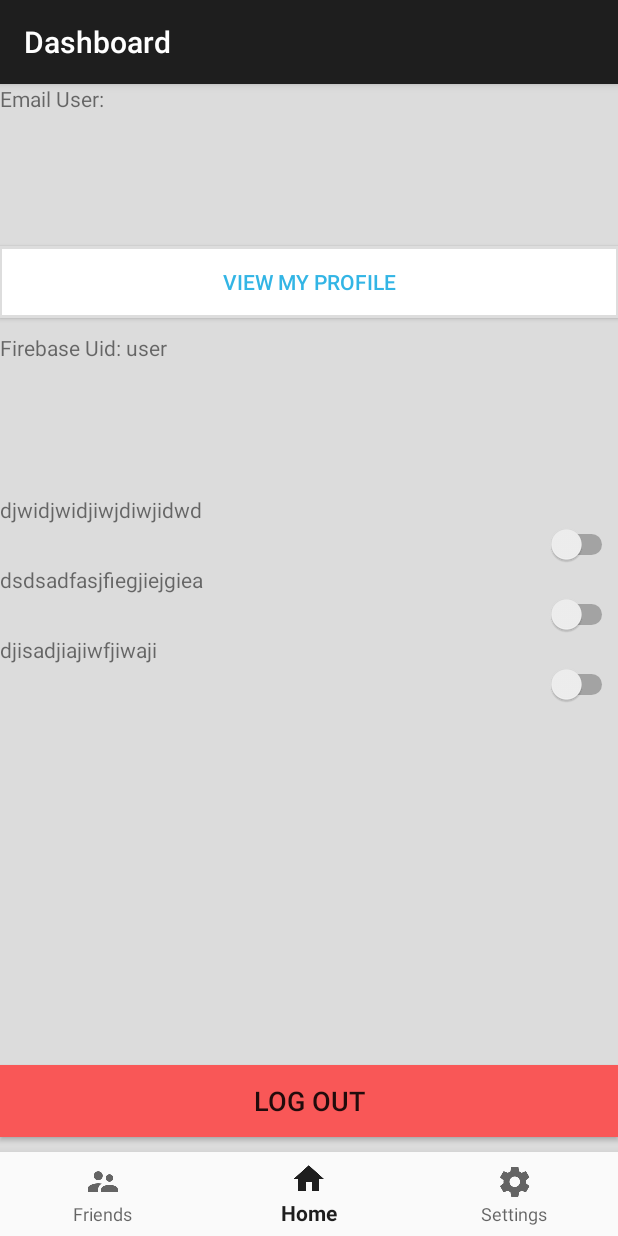
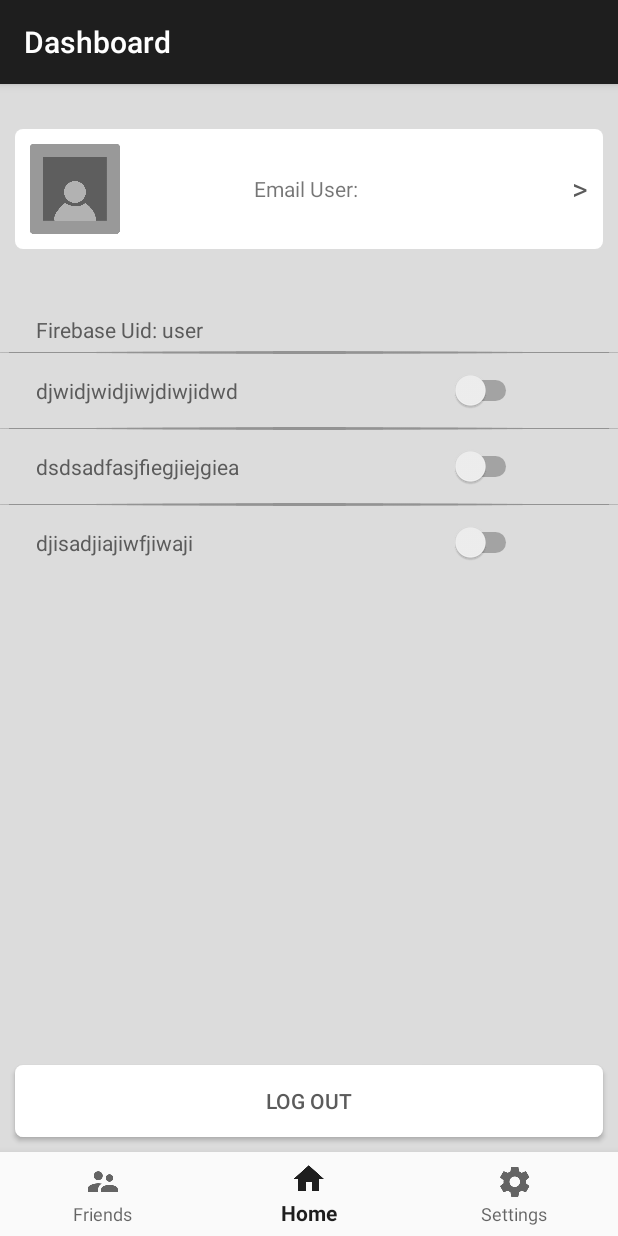
Before and after one commit to wnqi-K/ar-app, an Android app: the fragment SettingFragment placed in its activity, on a phone screen of 412 x 824 dp. Run offline under Robolectric (Android 15) with nearby library versions, the phone set to English and light mode, and no system bars; our stand-ins replace Firebase (no records; nobody signed in at launch, a user with empty details on screens opened directly); 2 statements that could not run were skipped.

Commit message:
UI update -> User profile and Setting
update background , text view corner and text arrangement

```diff
--- /dev/null
+++ b/ARRRRR/app/src/main/res/drawable/btn_border_whitebackground.xml
@@ -0,0 +1,18 @@
+<?xml version="1.0" encoding="utf-8"?>
+<selector xmlns:android="http://schemas.android.com/apk/res/android">
+    <item>
+        <shape android:shape="rectangle">
+
+            <!-- backgound color-->
+            <solid android:color="@color/white" />
+
+            <!-- round corner-->
+            <corners android:radius="5dip" />
+
+            <!-- border -->
+            <stroke android:width="0dp"
+                android:color="@color/grey_btn_outline"/>
+        </shape>
+
+    </item>
+</selector>
--- a/ARRRRR/app/src/main/res/layout/fragment_setting.xml
+++ b/ARRRRR/app/src/main/res/layout/fragment_setting.xml
@@ -1,72 +1,149 @@
-<FrameLayout xmlns:android="http://schemas.android.com/apk/res/android"
+<LinearLayout xmlns:android="http://schemas.android.com/apk/res/android"
              xmlns:app="http://schemas.android.com/apk/res-auto"
              xmlns:tools="http://schemas.android.com/tools"
              android:layout_width="match_parent"
              android:layout_height="match_parent"
+             android:background="@color/grey_background"
              tools:context="com.comp30022.arrrrr.SettingFragment">
 
     <LinearLayout
         android:layout_width="match_parent"
         android:layout_height="match_parent"
-        android:layout_weight="1"
         android:orientation="vertical">
 
+        <!--User Profile btn-->
+        <LinearLayout
+            android:layout_width="match_parent"
+            android:layout_height="150dp">
+
+            <FrameLayout
+                android:layout_width="match_parent"
+                android:layout_height="wrap_content"
+                android:layout_marginTop="20dp">
+
+                <ImageButton android:id="@+id/profileButton"
+                    android:layout_width="match_parent"
+                    android:layout_height="80dp"
+                    android:background="@drawable/btn_border_whitebackground"
+                    style="@style/ClassicButton"/>
+
+                <ImageView
+                    android:layout_width="60dp"
+                    android:layout_height="60dp"
+                    android:layout_marginLeft="20dp"
+                    android:layout_marginTop="20dp"
+                    android:src="@drawable/profilephoto" />
+
+                <TextView android:id="@+id/login_status_view"
+                    android:layout_width="wrap_content"
+                    android:layout_height="wrap_content"
+                    android:layout_gravity="center"
+                    android:text="View profile"/>
 
                 <TextView
-            android:id="@+id/login_status_view"
-            android:layout_width="match_parent"
+                    android:layout_width="wrap_content"
                     android:layout_height="wrap_content"
-            android:text="TextView"
-            android:layout_weight="0.30"/>
+                    android:layout_gravity="right|center_vertical"
+                    android:layout_marginRight="20dp"
+                    style="@style/setting_profilephoto_btn"
+                    android:text=">"/>
 
-        <Button
-            android:id="@+id/profileButton"
-            android:layout_width="match_parent"
-            android:layout_height="wrap_content"
-            android:background="@drawable/textlines"
-            android:textColor="@android:color/holo_blue_light"
-            android:text="@string/view_my_profile"/>
+            </FrameLayout>
+
+        </LinearLayout>
+
+        <!--Setting-->
 
         <TextView
             android:id="@+id/detail_view"
             android:layout_width="match_parent"
             android:layout_height="wrap_content"
-            android:layout_marginTop="@dimen/button_margin"
-            android:layout_weight="0.30"
+            style="@style/SettingText"
             android:text="TextView"/>
+
+        <!--Seperate Line-->
+        <ImageView
+            android:layout_width="wrap_content"
+            android:layout_height="wrap_content"
+            android:src="@drawable/listline"/>
+
+        <!--Setting 1-->
+        <LinearLayout
+            android:layout_width="match_parent"
+            android:orientation="horizontal"
+            android:paddingTop="10dp"
+            android:paddingBottom="10dp"
+            android:layout_height="wrap_content">
 
           <TextView
             android:id="@+id/textView"
-            android:layout_width="match_parent"
+            android:layout_width="@dimen/margin_setting"
             android:layout_height="wrap_content"
+            style="@style/SettingText"
             android:text="djwidjwidjiwjdiwjidwd"/>
 
           <Switch
             android:id="@+id/switch1"
+            android:layout_width="wrap_content"
+            android:layout_height="wrap_content"/>
+
+        </LinearLayout>
+
+        <!--Seperate Line-->
+        <ImageView
+            android:layout_width="wrap_content"
+            android:layout_height="wrap_content"
+            android:src="@drawable/listline"/>
+
+
+        <!--Setting 2-->
+        <LinearLayout
             android:layout_width="match_parent"
-            android:layout_height="wrap_content"/>
+            android:orientation="horizontal"
+            android:paddingTop="10dp"
+            android:paddingBottom="10dp"
+            android:layout_height="wrap_content">
 
           <TextView
             android:id="@+id/textView2"
-            android:layout_width="match_parent"
+              android:layout_width="@dimen/margin_setting"
             android:layout_height="wrap_content"
+            style="@style/SettingText"
             android:text="dsdsadfasjfiegjiejgiea"/>
 
           <Switch
             android:id="@+id/switch2"
-            android:layout_width="match_parent"
+            android:layout_width="wrap_content"
             android:layout_height="wrap_content"/>
 
+        </LinearLayout>
+
+        <!--Seperate Line-->
+        <ImageView
+            android:layout_width="wrap_content"
+            android:layout_height="wrap_content"
+            android:src="@drawable/listline"/>
+
+        <!--Setting 3-->
+        <LinearLayout
+            android:layout_width="match_parent"
+            android:orientation="horizontal"
+            android:paddingTop="10dp"
+            android:paddingBottom="10dp"
+            android:layout_height="wrap_content">
           <TextView
             android:id="@+id/textView3"
-            android:layout_width="match_parent"
+              android:layout_width="@dimen/margin_setting"
             android:layout_height="wrap_content"
+            style="@style/SettingText"
             android:text="djisadjiajiwfjiwaji"/>
 
           <Switch
             android:id="@+id/switch4"
-            android:layout_width="match_parent"
+            android:layout_width="wrap_content"
             android:layout_height="wrap_content"/>
+
+        </LinearLayout>
 
         <LinearLayout
             android:layout_width="match_parent"
@@ -80,10 +157,12 @@
                 android:layout_width="match_parent"
                 android:layout_height="wrap_content"
                 android:layout_marginBottom="@dimen/button_margin"
-                android:background="#f95757"
-                android:text="Log out"
-                android:textSize="18sp"/>
-        </LinearLayout>
+                style="@style/ClassicButton"
+                android:background="@drawable/btn_border_whitebackground"
+                android:textColor="@color/grey_text_real"
+                android:text="Log out" />
         </LinearLayout>
 
-</FrameLayout>
+    </LinearLayout>
+
+</LinearLayout>
--- a/ARRRRR/app/src/main/res/values/dimens.xml
+++ b/ARRRRR/app/src/main/res/values/dimens.xml
@@ -15,12 +15,14 @@
     <dimen name="padding_small">8dp</dimen>
     <dimen name="padding_avg">16dp</dimen>
     <dimen name="padding_big">32dp</dimen>
+    <dimen name="padding_user_profile">300dp</dimen>
 
     <dimen name="margin_min">4dp</dimen>
     <dimen name="margin_small">8dp</dimen>
     <dimen name="margin_avg">16dp</dimen>
     <dimen name="margin_big">32dp</dimen>
     <dimen name="margin_huge">64dp</dimen>
+    <dimen name="margin_setting">280dp</dimen>
 
     <dimen name="user_icon_width">36dp</dimen>
     <dimen name="user_icon_height">36dp</dimen>
--- a/ARRRRR/app/src/main/res/values/styles.xml
+++ b/ARRRRR/app/src/main/res/values/styles.xml
@@ -14,6 +14,15 @@
         <item name="android:layout_gravity">center_horizontal</item>
         <item name="android:textColor">@color/white</item>
         <item name="android:layout_width">200dp</item>
+        <item name="android:layout_height">50dp</item>
+        <item name="android:layout_margin">10dp</item>
+    </style>
+
+    <!-- User Profile Button -->
+    <style name="ShortButton" parent="ThemeOverlay.AppCompat.Dark">
+        <item name="android:layout_gravity">center_horizontal</item>
+        <item name="android:textColor">@color/white</item>
+        <item name="android:layout_width">150dp</item>
         <item name="android:layout_height">50dp</item>
         <item name="android:layout_margin">10dp</item>
     </style>
@@ -56,6 +65,23 @@
         <item name="android:textStyle">bold</item>
     </style>
 
+    <!-- Setting profile file head portrait-->
+    <style name="setting_profilephoto_btn" parent="Theme.AppCompat.Light">
+        <item name="android:textSize">20dp</item>
+        <item name="android:textColor">@color/grey_text_real</item>
+    </style>
+
+    <!-- Setting text-->
+    <style name="SettingText" parent="AppTheme">
+        <item name="android:layout_width">wrap_content</item>
+        <item name="android:layout_height">wrap_content</item>
+        <item name="android:layout_marginLeft">20dp</item>
+        <item name="android:maxLines">5</item>
+        <item name="android:padding">4dp</item>
+        <item name="android:textSize">14sp</item>
+        <item name="android:textColor">@color/grey_text_real</item>
+    </style>
+
     <style name="AppTheme.PopupOverlay" parent="ThemeOverlay.AppCompat.Light" />
 
     <style name="AppTheme.AppBarOverlay" parent="ThemeOverlay.AppCompat.Dark.ActionBar" />
```
Also changed, not shown: ARRRRR/app/src/main/res/drawable/userprofile_rounded_bg.xml (added, +14 -0 lines), ARRRRR/app/src/main/res/layout/fragment_user_profile.xml (+30 -47 lines). Lines whose indentation alone changed are shown as unchanged.
